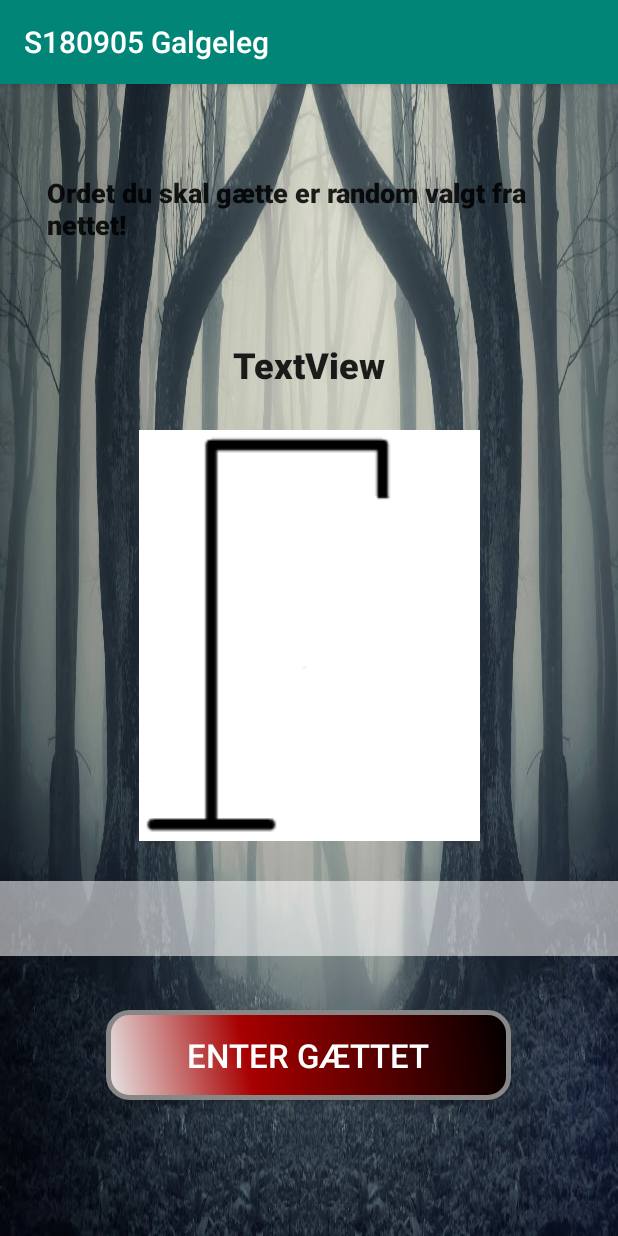
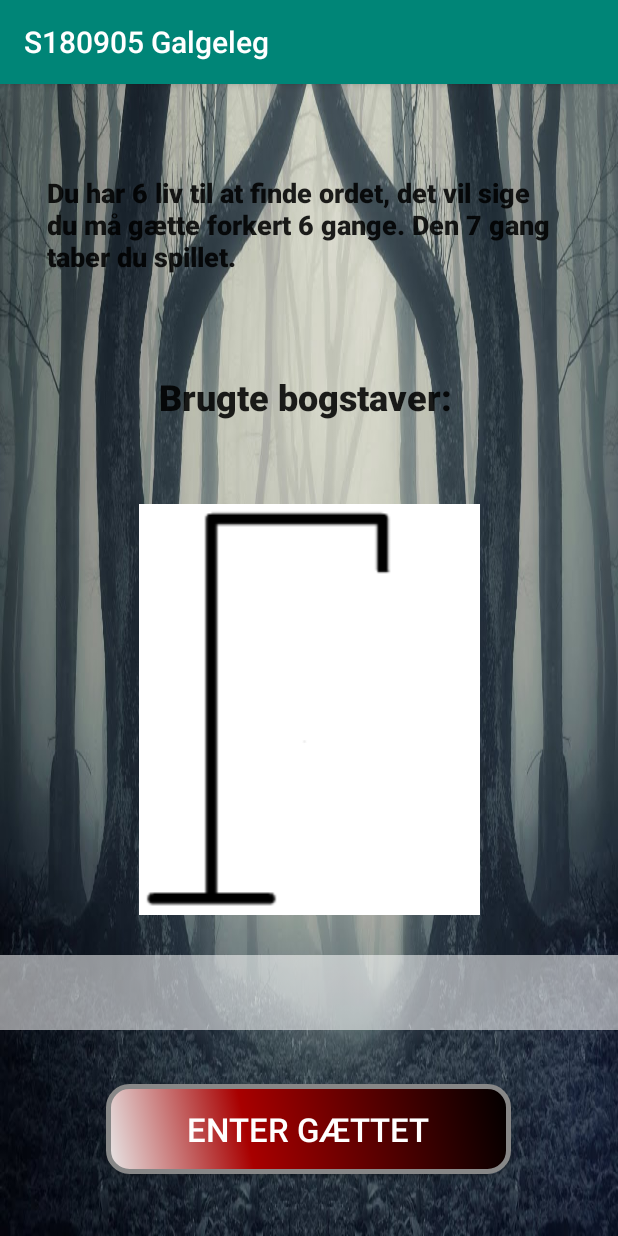
Before and after one commit to ak5ina/GalgeLeg2, an Android app: the spillet screen opened directly, with no data from a screen before it, on a phone screen of 412 x 824 dp. Run offline under Robolectric (Android 15) with nearby library versions, the light colour scheme and no system bars; network calls fail.

Commit message:
Sat tekst flottere op og viser bogstaverne som er gættet

```diff
--- a/app/src/main/res/layout/activity_spillet.xml
+++ b/app/src/main/res/layout/activity_spillet.xml
@@ -49,10 +49,11 @@
 
     <TextView
         android:id="@+id/text_output"
-        android:layout_width="wrap_content"
+        android:layout_width="350dp"
         android:layout_height="wrap_content"
+        android:gravity="center"
         android:layout_marginTop="16dp"
-        android:text="TextView"
+        android:text="Brugte bogstaver: \n"
         android:textAppearance="@style/TextAppearance.AppCompat.Body2"
         android:textSize="24sp"
         android:textStyle="bold"
--- a/app/src/main/res/values/strings.xml
+++ b/app/src/main/res/values/strings.xml
@@ -1,6 +1,6 @@
 <resources>
     <string name="app_name">S180905 Galgeleg</string>
-    <string name="game_start_string">Ordet du skal gætte er random valgt fra nettet!</string>
+    <string name="game_start_string">Du har 6 liv til at finde ordet, det vil sige du må gætte forkert 6 gange. Den 7 gang taber du spillet.</string>
     <string name="text_won_game">TILLYKKE! du har vundet hanging doll... men kan du gøre det IGEN?!</string>
     <string name="text_lost_game">WHAT?! TABTE DU LIGE??? øhh ja det tror jeg nok... pyyyyh, prøv og hør om du kan tage 9. klasse om igen!</string>
     <string name="dialog_text">
```
Also changed, not shown: app/src/main/java/com/example/galgeleg/spillet.java (+4 -3 lines), app/src/main/res/drawable/btn_shape_mainactivity2.xml (added, +28 -0 lines).
